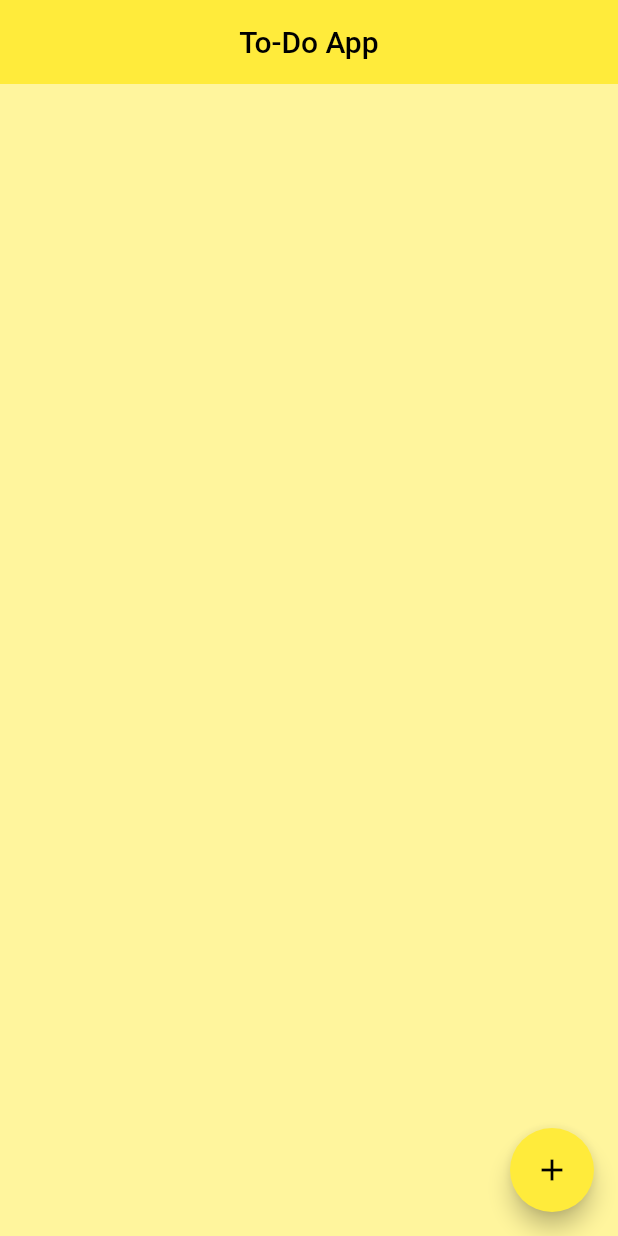
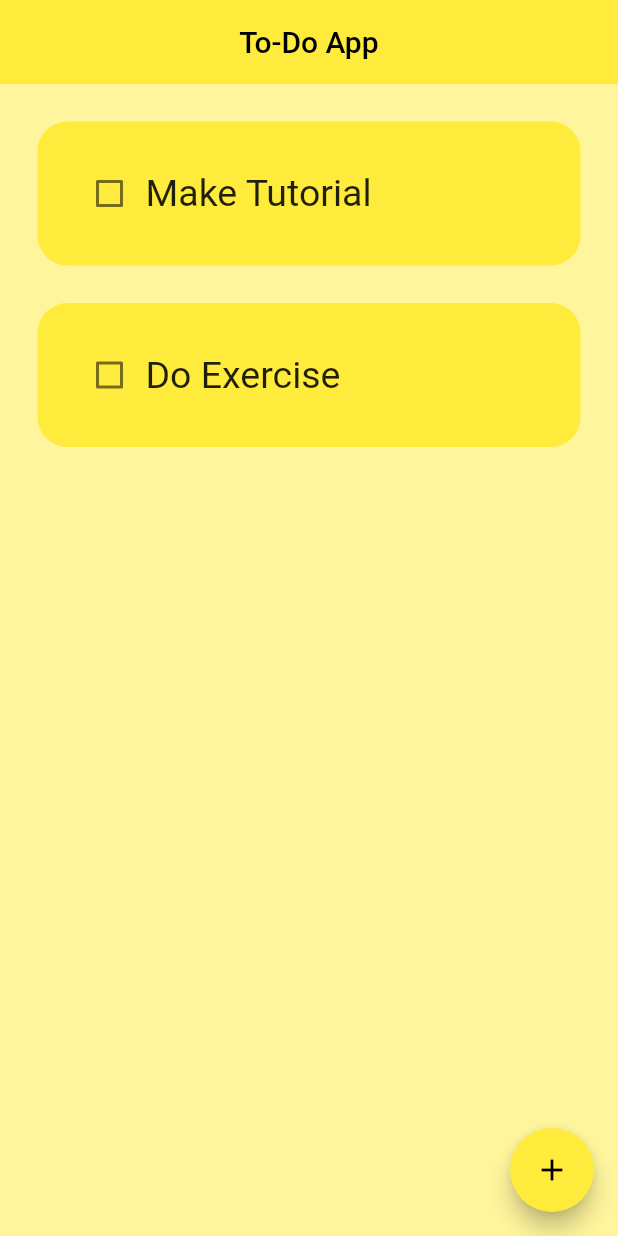
Before and after one commit to ITZARYAN18/to_do_app, a Flutter app: the screen it shows after launch, on a phone screen of 412 x 824 dp. Run offline on Flutter 3.47's test engine with Material 3 defaults, Android fonts, the phone set to English and light mode, and no system bars; drawn by our look-alikes of flutter_slidable; our stand-ins replace hive, hive_flutter; accounts and stored records are empty.

Commit message:
Now adding offline database (done) local storage

```diff
--- a/lib/data/database.dart
+++ b/lib/data/database.dart
@@ -2,14 +2,25 @@ import 'package:hive/hive.dart';
 
 class TodoDatabase{
 
-  List toDo = [];
+  List toDo =[
+    // ["Make Tutorial",false],
+    // ["Do Exercise",false],
+  ];
 
-  final _mybox = Hive.openBox('mybox');
+  final _myBox = Hive.box('mybox');
 
-  void CreateInitialData(){
+  void createInitialData(){
     toDo = [
       ["Make Tutorial",false],
-      ["Do Exercise",false]
+      ["Do Exercise",false],
     ];
 }
+  void loadData(){
+    toDo = _myBox.get("TODOLIST");
+  }
+
+  void updateData(){
+  _myBox.put("TODOLIST",toDo);
+  }
+
 }
--- a/lib/pages/home_page.dart
+++ b/lib/pages/home_page.dart
@@ -14,23 +14,42 @@ class HomePage extends StatefulWidget {
 
 class _HomePageState extends State<HomePage> {
 
-  final _box = Hive.openBox('mybox');
+
+
+  final _myBox = Hive.box('mybox');
   final _controller = TextEditingController();
    TodoDatabase db = TodoDatabase();
+  // List toDo =[
+  //   ["tada",true],
+  //   ["tutu",false],
+  // ];
 
+  @override
+  void initState() {
+    // TODO: implement initState
+    if(_myBox.get("TODOLIST")==null){
+      db.createInitialData();
+    }else{
+      db.loadData();
+    }
+
+    super.initState();
+  }
 
   void checkBox (bool? value,int index){
     setState(() {
-      db.toDo[index][1] =!db.toDo[index][1];
+     db.toDo[index][1] =!db.toDo[index][1];
     });
+    db.updateData();
   }
 
-  void CreateNewTask(){
+  void saveNewTask(){
       setState(() {
         db.toDo.add([_controller.text,false]);
         _controller.clear();
       });
       Navigator.of(context).pop();
+      db.updateData();
   }
 
   void createNewTask(){
@@ -39,7 +58,7 @@ class _HomePageState extends State<HomePage> {
         return DialogBox(
           controller:_controller,
           onCancel:() => Navigator.of(context).pop(),
-          onSave:CreateNewTask  ,
+          onSave:saveNewTask  ,
 
         );
       },
@@ -48,8 +67,9 @@ class _HomePageState extends State<HomePage> {
 
   void deleteTask(int index){
     setState(() {
-     db.toDo.removeAt(index);
+      db.toDo.removeAt(index);
     });
+    db.updateData();
   }
 
   @override
@@ -73,7 +93,7 @@ class _HomePageState extends State<HomePage> {
                   value,
                   index),
               deleteFunction: (context) => deleteTask(index),
-              taskCompleted:db.toDo[index][1],
+              taskCompleted: db.toDo[index][1],
               taskName: db.toDo[index][0],
             );
           },
```
